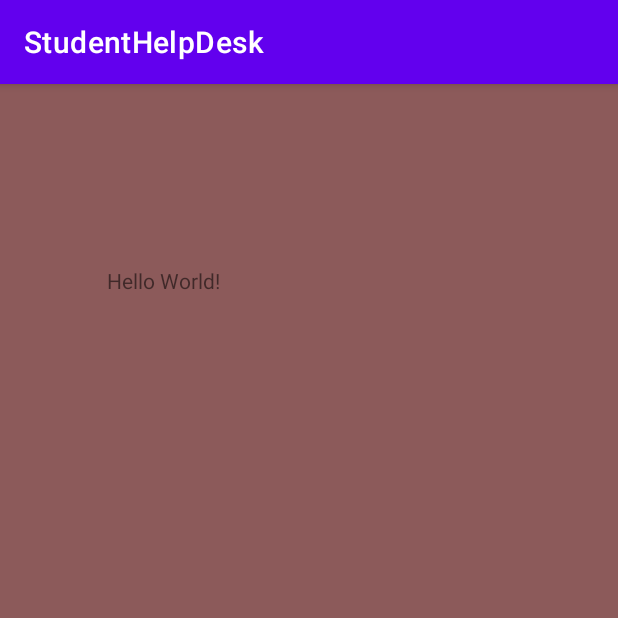
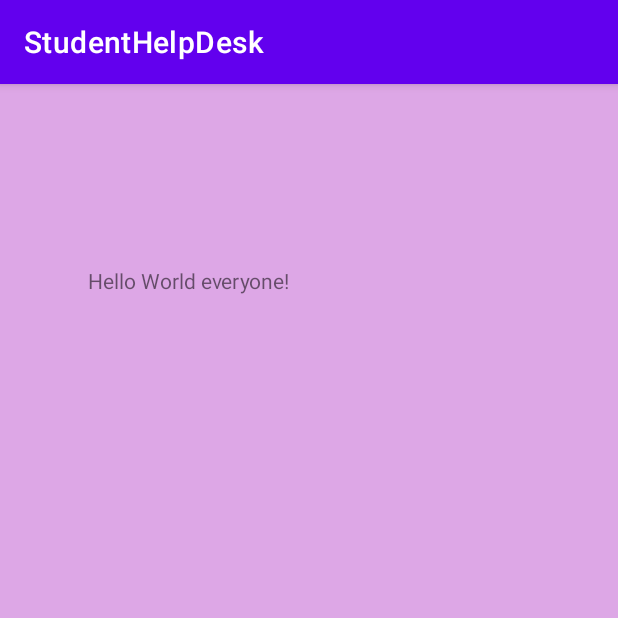
Before and after one commit to Riyanshi243/Banasthali_PlacementAid, an Android app: the screen it shows after launch (MainActivity), on a phone screen of 412 x 824 dp, the top half of it. Run offline under Robolectric (Android 15) with nearby library versions, the light colour scheme and no system bars.

Commit message:
Testing2

```diff
--- a/app/src/main/res/layout/activity_main.xml
+++ b/app/src/main/res/layout/activity_main.xml
@@ -4,13 +4,13 @@
     xmlns:tools="http://schemas.android.com/tools"
     android:layout_width="match_parent"
     android:layout_height="match_parent"
-    android:background="#8C5A5A"
+    android:background="#DDA7E6"
     tools:context=".MainActivity">
 
     <TextView
         android:layout_width="wrap_content"
         android:layout_height="wrap_content"
-        android:text="Hello World!"
+        android:text="Hello World everyone!"
         app:layout_constraintBottom_toBottomOf="parent"
         app:layout_constraintHorizontal_bias="0.212"
         app:layout_constraintLeft_toLeftOf="parent"
```
